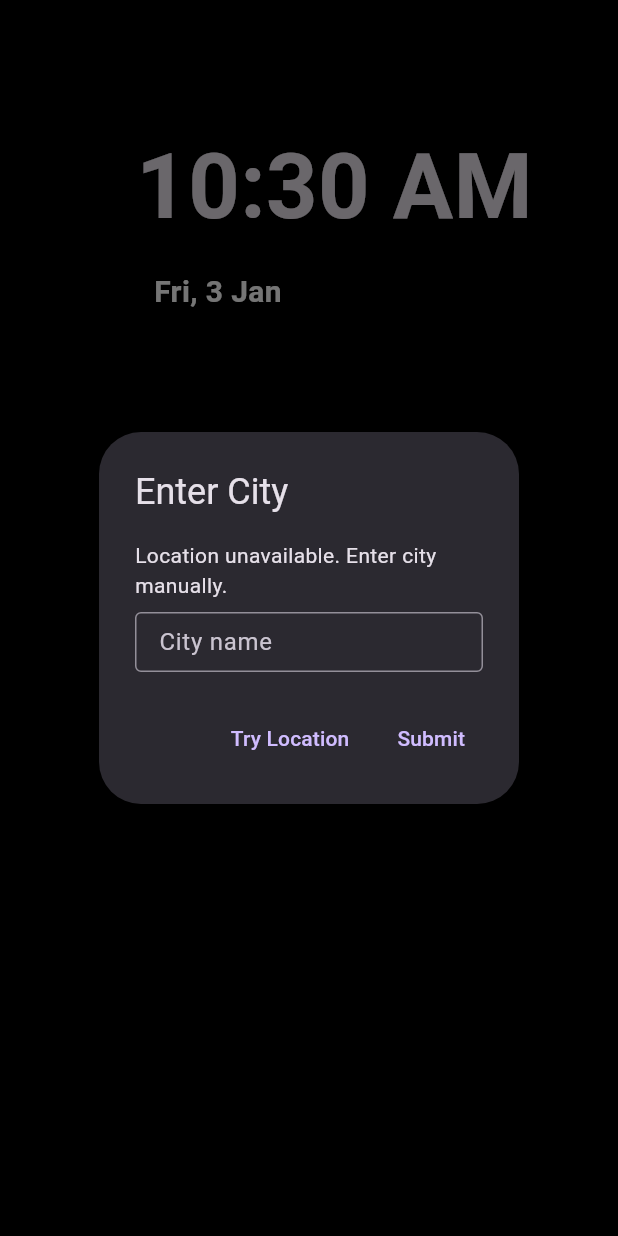
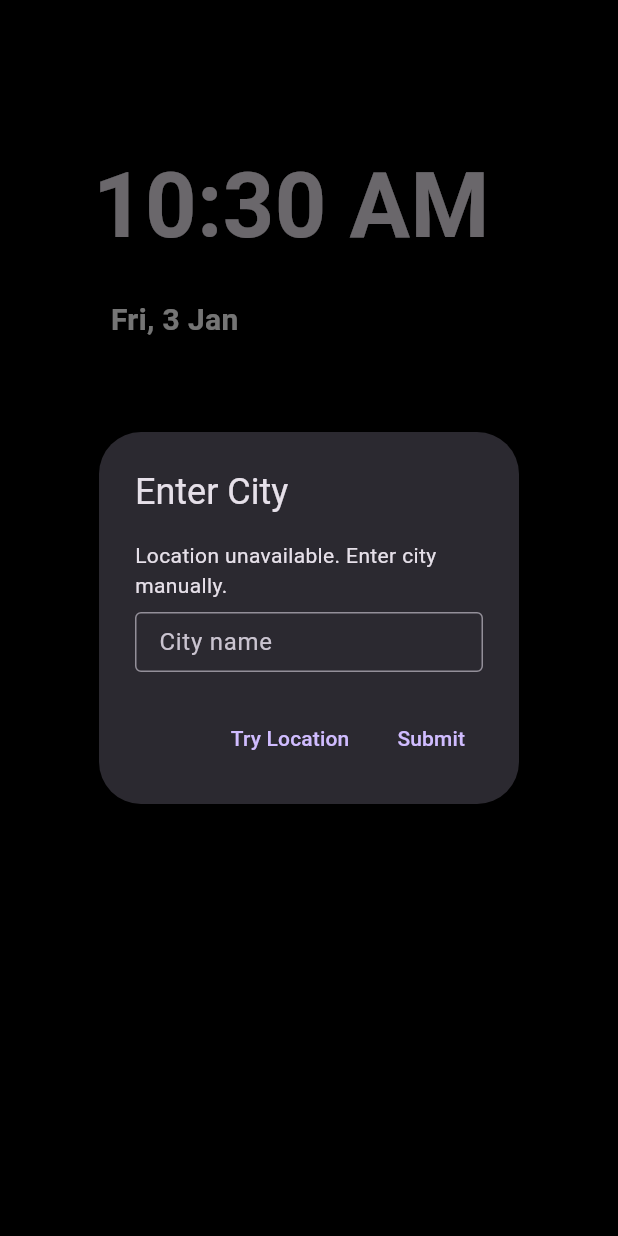
Before and after one commit to ivin-titus/ReSmart, a Flutter app: the screen it shows after launch, on a phone screen of 412 x 824 dp. Run offline on Flutter 3.47's test engine with Material 3 defaults, Android fonts, the phone set to English and light mode, and no system bars; our stand-ins replace flutter_dotenv, location, shared_preferences.

Commit message:
Made AOD more responsive

```diff
--- a/lib/widgets/aod_screen.dart
+++ b/lib/widgets/aod_screen.dart
@@ -18,38 +18,91 @@ class _AODScreenState extends State<AODScreen> {
     SystemChrome.setEnabledSystemUIMode(SystemUiMode.immersive);
   }
 
+  double _getResponsivePadding(double dimension, {bool isWidth = true}) {
+    if (dimension < 600) {
+      return isWidth ? 0.15 : 0.08;
+    } else if (dimension < 1200) {
+      return isWidth ? 0.18 : 0.10;
+    } else if (dimension < 2000) {
+      return isWidth ? 0.20 : 0.12;
+    } else {
+      return isWidth ? 0.22 : 0.15;
+    }
+  }
+
+  double _getResponsiveWidth(double screenWidth, bool isLandscape) {
+    if (screenWidth < 600) {
+      return isLandscape ? 0.45 : 0.85;
+    } else if (screenWidth < 1200) {
+      return isLandscape ? 0.42 : 0.80;
+    } else if (screenWidth < 2000) {
+      return isLandscape ? 0.40 : 0.75;
+    } else {
+      return isLandscape ? 0.38 : 0.70;
+    }
+  }
+
+  double _getResponsiveFontSize(double screenWidth) {
+    if (screenWidth < 600) {
+      return 18;
+    } else if (screenWidth < 1200) {
+      return 22;
+    } else if (screenWidth < 2000) {
+      return 24;
+    } else {
+      return 28;
+    }
+  }
+
   Widget _buildMainContent(BuildContext context, BoxConstraints constraints) {
     final screenWidth = constraints.maxWidth;
     final screenHeight = constraints.maxHeight;
     final isLandscape = screenWidth > screenHeight;
 
-    // Calculate sizes based on screen dimensions
-    final timeWidth = isLandscape ? screenWidth * 0.4 : screenWidth * 0.8;
-    final dateWeatherWidth =
-        isLandscape ? screenWidth * 0.30 : screenWidth * 0.7;
+    // Get responsive measurements
+    final timeWidth = screenWidth * _getResponsiveWidth(screenWidth, isLandscape);
+    final dateWeatherWidth = screenWidth * (_getResponsiveWidth(screenWidth, isLandscape) * 0.9);
+    final fontSize = _getResponsiveFontSize(screenWidth);
+
+    // Calculate responsive spacing
+    final verticalSpacing = screenHeight * (isLandscape ? 0.02 : 0.015);
 
     Widget contentStack = Column(
       mainAxisAlignment: MainAxisAlignment.start,
       crossAxisAlignment: CrossAxisAlignment.start,
       children: [
-        //isLandscape ? const SizedBox(height: 50) : const SizedBox(height: 1),
-
-        // Time widget with larger font
+        SizedBox(height: verticalSpacing),
         SizedBox(
           width: timeWidth,
           child: const TimeWidget(),
         ),
-        // Date and Weather in a row
+        SizedBox(height: verticalSpacing * 0.5),
         SizedBox(
           width: dateWeatherWidth,
           child: Row(
+            mainAxisAlignment: MainAxisAlignment.spaceBetween,
+            crossAxisAlignment: CrossAxisAlignment.center,
             children: [
-              Expanded(
-                child: DateWidget(),
+              SizedBox(
+                width: (dateWeatherWidth - 16) / 2, // Subtract padding and divide remaining space
+                child: DateWidget(
+                  textStyle: TextStyle(
+                    fontSize: fontSize,
+                    color: Colors.white,
+                    fontWeight: FontWeight.bold,
+                  ),
+                ),
               ),
-              const SizedBox(width: 1),
-              Expanded(
-                child: MiniWeatherWidget(),
+              //const SizedBox(width: 16), // Fixed spacing between widgets
+              SizedBox(
+                width: (dateWeatherWidth - 16) / 2,
+                child: MiniWeatherWidget(
+                  textStyle: TextStyle(
+                    fontSize: fontSize,
+                    color: Colors.white,
+                    fontWeight: FontWeight.bold,
+                  ),
+                ),
               ),
             ],
           ),
@@ -57,7 +110,6 @@ class _AODScreenState extends State<AODScreen> {
       ],
     );
 
-    // Wrap content in appropriate layout based on orientation
     if (isLandscape) {
       return Row(
         crossAxisAlignment: CrossAxisAlignment.center,
@@ -65,13 +117,16 @@ class _AODScreenState extends State<AODScreen> {
           Expanded(
             flex: 3,
             child: Padding(
-              padding: EdgeInsets.only(left: screenWidth * 0.1, top: screenWidth * 0.05),
+              padding: EdgeInsets.only(
+                left: screenWidth * _getResponsivePadding(screenWidth),
+                top: screenHeight * _getResponsivePadding(screenHeight, isWidth: false),
+              ),
               child: contentStack,
             ),
           ),
           const Expanded(
             flex: 2,
-            child: SizedBox(), // Reserved space for future updates
+            child: SizedBox(),
           ),
         ],
       );
@@ -82,15 +137,15 @@ class _AODScreenState extends State<AODScreen> {
             flex: 3,
             child: Padding(
               padding: EdgeInsets.only(
-                left: screenWidth * 0.22,
-                top: screenHeight * 0.10,
+                left: screenWidth * _getResponsivePadding(screenWidth),
+                top: screenHeight * _getResponsivePadding(screenHeight, isWidth: false),
               ),
               child: contentStack,
             ),
           ),
           const Expanded(
             flex: 2,
-            child: SizedBox(), // Reserved space for future updates
+            child: SizedBox(),
           ),
         ],
       );
```
